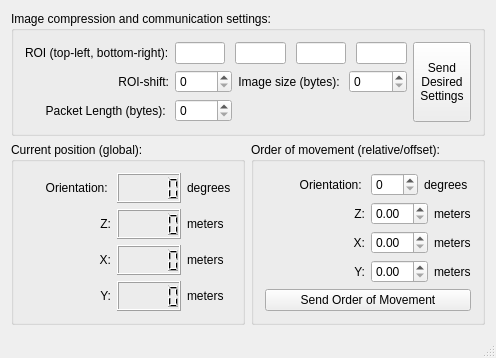
Before: the Qt Designer form whrovmainwindow.ui in dcentelles/ros_whrov_hmi, drawn with Qt 5.
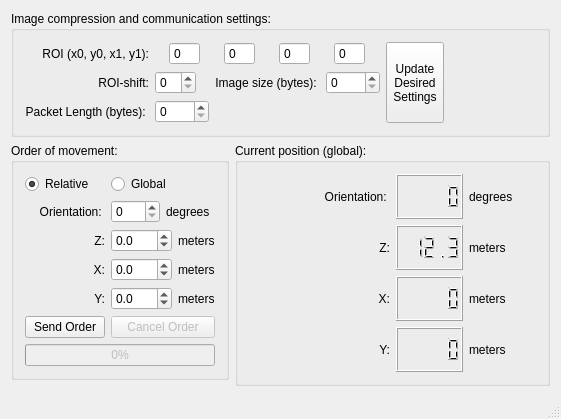
After: the same form once the commit is applied.

The edit to the form file:
```diff
--- a/whrovmainwindow.ui
+++ b/whrovmainwindow.ui
@@ -6,21 +6,441 @@
    <rect>
     <x>0</x>
     <y>0</y>
-    <width>496</width>
-    <height>356</height>
+    <width>561</width>
+    <height>419</height>
    </rect>
   </property>
   <property name="windowTitle">
    <string>WhrovMainWindow</string>
   </property>
   <widget class="QWidget" name="centralWidget">
-   <layout class="QGridLayout" name="gridLayout" rowstretch="1,0,0">
-    <item row="2" column="1">
+   <layout class="QGridLayout" name="gridLayout" rowstretch="1,0">
+    <item row="0" column="1" colspan="3">
+     <widget class="QGroupBox" name="groupBox_3">
+      <property name="sizePolicy">
+       <sizepolicy hsizetype="Minimum" vsizetype="Fixed">
+        <horstretch>0</horstretch>
+        <verstretch>0</verstretch>
+       </sizepolicy>
+      </property>
+      <property name="title">
+       <string>Image compression and communication settings:</string>
+      </property>
+      <layout class="QGridLayout" name="gridLayout_3" rowstretch="0,0,0,0,0">
+       <item row="3" column="0">
+        <widget class="QLabel" name="label_4">
+         <property name="text">
+          <string>ROI-shift:</string>
+         </property>
+         <property name="alignment">
+          <set>Qt::AlignRight|Qt::AlignTrailing|Qt::AlignVCenter</set>
+         </property>
+        </widget>
+       </item>
+       <item row="3" column="1">
+        <widget class="QSpinBox" name="roi_shift_spinBox">
+         <property name="sizePolicy">
+          <sizepolicy hsizetype="Fixed" vsizetype="Fixed">
+           <horstretch>0</horstretch>
+           <verstretch>0</verstretch>
+          </sizepolicy>
+         </property>
+         <property name="maximum">
+          <number>10</number>
+         </property>
+        </widget>
+       </item>
+       <item row="4" column="1">
+        <widget class="QSpinBox" name="packetLength_spinBox">
+         <property name="sizePolicy">
+          <sizepolicy hsizetype="Fixed" vsizetype="Fixed">
+           <horstretch>0</horstretch>
+           <verstretch>0</verstretch>
+          </sizepolicy>
+         </property>
+         <property name="maximum">
+          <number>5000</number>
+         </property>
+         <property name="singleStep">
+          <number>10</number>
+         </property>
+        </widget>
+       </item>
+       <item row="2" column="4" rowspan="3">
+        <widget class="QToolButton" name="updateSettings_toolButton">
+         <property name="sizePolicy">
+          <sizepolicy hsizetype="Fixed" vsizetype="Expanding">
+           <horstretch>0</horstretch>
+           <verstretch>0</verstretch>
+          </sizepolicy>
+         </property>
+         <property name="text">
+          <string>Update
+Desired
+Settings</string>
+         </property>
+        </widget>
+       </item>
+       <item row="3" column="3">
+        <widget class="QSpinBox" name="imageSize_spinBox">
+         <property name="sizePolicy">
+          <sizepolicy hsizetype="Fixed" vsizetype="Fixed">
+           <horstretch>0</horstretch>
+           <verstretch>0</verstretch>
+          </sizepolicy>
+         </property>
+         <property name="maximum">
+          <number>4000</number>
+         </property>
+        </widget>
+       </item>
+       <item row="2" column="0">
+        <widget class="QLabel" name="label">
+         <property name="text">
+          <string>ROI (x0, y0, x1, y1):</string>
+         </property>
+         <property name="alignment">
+          <set>Qt::AlignRight|Qt::AlignTrailing|Qt::AlignVCenter</set>
+         </property>
+        </widget>
+       </item>
+       <item row="3" column="2">
+        <widget class="QLabel" name="label_7">
+         <property name="text">
+          <string>Image size (bytes): </string>
+         </property>
+         <property name="alignment">
+          <set>Qt::AlignRight|Qt::AlignTrailing|Qt::AlignVCenter</set>
+         </property>
+        </widget>
+       </item>
+       <item row="2" column="1" colspan="3">
+        <layout class="QHBoxLayout" name="horizontalLayout_4">
+         <property name="spacing">
+          <number>10</number>
+         </property>
+         <property name="sizeConstraint">
+          <enum>QLayout::SetFixedSize</enum>
+         </property>
+         <property name="leftMargin">
+          <number>0</number>
+         </property>
+         <item>
+          <widget class="QSpinBox" name="roi_x0_SpinBox">
+           <property name="sizePolicy">
+            <sizepolicy hsizetype="Fixed" vsizetype="Fixed">
+             <horstretch>0</horstretch>
+             <verstretch>0</verstretch>
+            </sizepolicy>
+           </property>
+           <property name="frame">
+            <bool>true</bool>
+           </property>
+           <property name="buttonSymbols">
+            <enum>QAbstractSpinBox::NoButtons</enum>
+           </property>
+           <property name="maximum">
+            <number>351</number>
+           </property>
+          </widget>
+         </item>
+         <item>
+          <widget class="QSpinBox" name="roi_y0_SpinBox">
+           <property name="sizePolicy">
+            <sizepolicy hsizetype="Fixed" vsizetype="Fixed">
+             <horstretch>0</horstretch>
+             <verstretch>0</verstretch>
+            </sizepolicy>
+           </property>
+           <property name="buttonSymbols">
+            <enum>QAbstractSpinBox::NoButtons</enum>
+           </property>
+           <property name="maximum">
+            <number>287</number>
+           </property>
+          </widget>
+         </item>
+         <item>
+          <widget class="QSpinBox" name="roi_x1_SpinBox">
+           <property name="sizePolicy">
+            <sizepolicy hsizetype="Fixed" vsizetype="Fixed">
+             <horstretch>0</horstretch>
+             <verstretch>0</verstretch>
+            </sizepolicy>
+           </property>
+           <property name="buttonSymbols">
+            <enum>QAbstractSpinBox::NoButtons</enum>
+           </property>
+           <property name="maximum">
+            <number>351</number>
+           </property>
+          </widget>
+         </item>
+         <item>
+          <widget class="QSpinBox" name="roi_y1_SpinBox">
+           <property name="sizePolicy">
+            <sizepolicy hsizetype="Fixed" vsizetype="Fixed">
+             <horstretch>0</horstretch>
+             <verstretch>0</verstretch>
+            </sizepolicy>
+           </property>
+           <property name="buttonSymbols">
+            <enum>QAbstractSpinBox::NoButtons</enum>
+           </property>
+           <property name="maximum">
+            <number>287</number>
+           </property>
+          </widget>
+         </item>
+        </layout>
+       </item>
+       <item row="4" column="0">
+        <widget class="QLabel" name="label_5">
+         <property name="text">
+          <string>Packet Length (bytes): </string>
+         </property>
+         <property name="alignment">
+          <set>Qt::AlignRight|Qt::AlignTrailing|Qt::AlignVCenter</set>
+         </property>
+        </widget>
+       </item>
+       <item row="2" column="5" rowspan="3">
+        <spacer name="horizontalSpacer">
+         <property name="orientation">
+          <enum>Qt::Horizontal</enum>
+         </property>
+         <property name="sizeHint" stdset="0">
+          <size>
+           <width>40</width>
+           <height>20</height>
+          </size>
+         </property>
+        </spacer>
+       </item>
+      </layout>
+     </widget>
+    </item>
+    <item row="1" column="1">
+     <layout class="QVBoxLayout" name="verticalLayout_2">
+      <property name="sizeConstraint">
+       <enum>QLayout::SetMinimumSize</enum>
+      </property>
+      <item>
+       <widget class="QGroupBox" name="groupBox">
+        <property name="sizePolicy">
+         <sizepolicy hsizetype="Fixed" vsizetype="Fixed">
+          <horstretch>0</horstretch>
+          <verstretch>0</verstretch>
+         </sizepolicy>
+        </property>
+        <property name="title">
+         <string>Order of movement:</string>
+        </property>
+        <layout class="QGridLayout" name="gridLayout_2" rowstretch="0,0,0,0,0,0,0,0" columnstretch="0,0,0">
+         <property name="sizeConstraint">
+          <enum>QLayout::SetMinimumSize</enum>
+         </property>
+         <item row="0" column="2">
+          <widget class="QRadioButton" name="globalOrder_radioButton">
+           <property name="enabled">
+            <bool>true</bool>
+           </property>
+           <property name="text">
+            <string>Global</string>
+           </property>
+          </widget>
+         </item>
+         <item row="2" column="1">
+          <widget class="QLabel" name="label_11">
+           <property name="text">
+            <string>Z:</string>
+           </property>
+           <property name="alignment">
+            <set>Qt::AlignRight|Qt::AlignTrailing|Qt::AlignVCenter</set>
+           </property>
+          </widget>
+         </item>
+         <item row="6" column="1">
+          <widget class="QPushButton" name="sendOrder_pushButton">
+           <property name="text">
+            <string>Send Order</string>
+           </property>
+          </widget>
+         </item>
+         <item row="4" column="2">
+          <layout class="QHBoxLayout" name="horizontalLayout_3">
+           <item>
+            <widget class="QDoubleSpinBox" name="y_doubleSpinBox">
+             <property name="decimals">
+              <number>1</number>
+             </property>
+             <property name="minimum">
+              <double>-100.000000000000000</double>
+             </property>
+            </widget>
+           </item>
+           <item>
+            <widget class="QLabel" name="label_6">
+             <property name="text">
+              <string>meters</string>
+             </property>
+            </widget>
+           </item>
+          </layout>
+         </item>
+         <item row="3" column="2">
+          <layout class="QHBoxLayout" name="horizontalLayout">
+           <item>
+            <widget class="QDoubleSpinBox" name="x_doubleSpinBox">
+             <property name="decimals">
+              <number>1</number>
+             </property>
+             <property name="minimum">
+              <double>-100.000000000000000</double>
+             </property>
+             <property name="maximum">
+              <double>99.000000000000000</double>
+             </property>
+             <property name="value">
+              <double>0.000000000000000</double>
+             </property>
+            </widget>
+           </item>
+           <item>
+            <widget class="QLabel" name="label_2">
+             <property name="text">
+              <string>meters</string>
+             </property>
+            </widget>
+           </item>
+          </layout>
+         </item>
+         <item row="3" column="1">
+          <widget class="QLabel" name="label_12">
+           <property name="text">
+            <string>X:</string>
+           </property>
+           <property name="alignment">
+            <set>Qt::AlignRight|Qt::AlignTrailing|Qt::AlignVCenter</set>
+           </property>
+          </widget>
+         </item>
+         <item row="2" column="2">
+          <layout class="QHBoxLayout" name="horizontalLayout_6">
+           <item>
+            <widget class="QDoubleSpinBox" name="z_doubleSpinBox">
+             <property name="decimals">
+              <number>1</number>
+             </property>
+             <property name="minimum">
+              <double>-100.000000000000000</double>
+             </property>
+            </widget>
+           </item>
+           <item>
+            <widget class="QLabel" name="label_10">
+             <property name="text">
+              <string>meters</string>
+             </property>
+            </widget>
+           </item>
+          </layout>
+         </item>
+         <item row="6" column="2">
+          <widget class="QPushButton" name="cancelOrder_pushButton">
+           <property name="enabled">
+            <bool>false</bool>
+           </property>
+           <property name="text">
+            <string>Cancel Order</string>
+           </property>
+          </widget>
+         </item>
+         <item row="0" column="1">
+          <widget class="QRadioButton" name="relativeOrder_radioButton">
+           <property name="text">
+            <string>Relative</string>
+           </property>
+           <property name="checked">
+            <bool>true</bool>
+           </property>
+          </widget>
+         </item>
+         <item row="7" column="1" colspan="2">
+          <widget class="QProgressBar" name="order_progressBar">
+           <property name="enabled">
+            <bool>false</bool>
+           </property>
+           <property name="value">
+            <number>0</number>
+           </property>
+          </widget>
+         </item>
+         <item row="1" column="1">
+          <widget class="QLabel" name="label_8">
+           <property name="text">
+            <string>Orientation: </string>
+           </property>
+           <property name="alignment">
+            <set>Qt::AlignRight|Qt::AlignTrailing|Qt::AlignVCenter</set>
+           </property>
+          </widget>
+         </item>
+         <item row="1" column="2">
+          <layout class="QHBoxLayout" name="horizontalLayout_5">
+           <item>
+            <widget class="QSpinBox" name="orientation_spinBox">
+             <property name="maximum">
+              <number>360</number>
+             </property>
+            </widget>
+           </item>
+           <item>
+            <widget class="QLabel" name="label_9">
+             <property name="text">
+              <string>degrees</string>
+             </property>
+            </widget>
+           </item>
+          </layout>
+         </item>
+         <item row="4" column="1">
+          <widget class="QLabel" name="label_13">
+           <property name="text">
+            <string>Y:</string>
+           </property>
+           <property name="alignment">
+            <set>Qt::AlignRight|Qt::AlignTrailing|Qt::AlignVCenter</set>
+           </property>
+          </widget>
+         </item>
+        </layout>
+       </widget>
+      </item>
+      <item>
+       <spacer name="verticalSpacer">
+        <property name="orientation">
+         <enum>Qt::Vertical</enum>
+        </property>
+        <property name="sizeHint" stdset="0">
+         <size>
+          <width>20</width>
+          <height>40</height>
+         </size>
+        </property>
+       </spacer>
+      </item>
+     </layout>
+    </item>
+    <item row="1" column="2" colspan="2">
      <widget class="QGroupBox" name="groupBox_5">
       <property name="title">
        <string>Current position (global):</string>
       </property>
       <layout class="QGridLayout" name="gridLayout_5">
+       <property name="sizeConstraint">
+        <enum>QLayout::SetMaximumSize</enum>
+       </property>
        <item row="2" column="0">
         <widget class="QLabel" name="label_19">
          <property name="text">
@@ -106,7 +526,11 @@
        <item row="1" column="1">
         <layout class="QHBoxLayout" name="horizontalLayout_2">
          <item>
-          <widget class="QLCDNumber" name="lcdNumber_2"/>
+          <widget class="QLCDNumber" name="z_lcdNumber">
+           <property name="value" stdset="0">
+            <double>12.300000000000001</double>
+           </property>
+          </widget>
          </item>
          <item>
           <widget class="QLabel" name="label_3">
@@ -124,213 +548,6 @@
       <zorder>label_21</zorder>
      </widget>
     </item>
-    <item row="2" column="2">
-     <widget class="QGroupBox" name="groupBox">
-      <property name="title">
-       <string>Order of movement (relative/offset):</string>
-      </property>
-      <layout class="QGridLayout" name="gridLayout_2" rowstretch="0,0,0,0,0" columnstretch="0,0,0">
-       <item row="3" column="2">
-        <layout class="QHBoxLayout" name="horizontalLayout_3">
-         <item>
-          <widget class="QDoubleSpinBox" name="doubleSpinBox_3"/>
-         </item>
-         <item>
-          <widget class="QLabel" name="label_6">
-           <property name="text">
-            <string>meters</string>
-           </property>
-          </widget>
-         </item>
-        </layout>
-       </item>
-       <item row="4" column="1" colspan="2">
-        <widget class="QPushButton" name="pushButton">
-         <property name="text">
-          <string>Send Order of Movement</string>
-         </property>
-        </widget>
-       </item>
-       <item row="1" column="2">
-        <layout class="QHBoxLayout" name="horizontalLayout_6">
-         <item>
-          <widget class="QDoubleSpinBox" name="doubleSpinBox_2"/>
-         </item>
-         <item>
-          <widget class="QLabel" name="label_10">
-           <property name="text">
-            <string>meters</string>
-           </property>
-          </widget>
-         </item>
-        </layout>
-       </item>
-       <item row="2" column="2">
-        <layout class="QHBoxLayout" name="horizontalLayout">
-         <item>
-          <widget class="QDoubleSpinBox" name="doubleSpinBox"/>
-         </item>
-         <item>
-          <widget class="QLabel" name="label_2">
-           <property name="text">
-            <string>meters</string>
-           </property>
-          </widget>
-         </item>
-        </layout>
-       </item>
-       <item row="3" column="1">
-        <widget class="QLabel" name="label_13">
-         <property name="text">
-          <string>Y:</string>
-         </property>
-         <property name="alignment">
-          <set>Qt::AlignRight|Qt::AlignTrailing|Qt::AlignVCenter</set>
-         </property>
-        </widget>
-       </item>
-       <item row="0" column="1">
-        <widget class="QLabel" name="label_8">
-         <property name="text">
-          <string>Orientation: </string>
-         </property>
-         <property name="alignment">
-          <set>Qt::AlignRight|Qt::AlignTrailing|Qt::AlignVCenter</set>
-         </property>
-        </widget>
-       </item>
-       <item row="0" column="2">
-        <layout class="QHBoxLayout" name="horizontalLayout_5">
-         <item>
-          <widget class="QSpinBox" name="spinBox"/>
-         </item>
-         <item>
-          <widget class="QLabel" name="label_9">
-           <property name="text">
-            <string>degrees</string>
-           </property>
-          </widget>
-         </item>
-        </layout>
-       </item>
-       <item row="1" column="1">
-        <widget class="QLabel" name="label_11">
-         <property name="text">
-          <string>Z:</string>
-         </property>
-         <property name="alignment">
-          <set>Qt::AlignRight|Qt::AlignTrailing|Qt::AlignVCenter</set>
-         </property>
-        </widget>
-       </item>
-       <item row="2" column="1">
-        <widget class="QLabel" name="label_12">
-         <property name="text">
-          <string>X:</string>
-         </property>
-         <property name="alignment">
-          <set>Qt::AlignRight|Qt::AlignTrailing|Qt::AlignVCenter</set>
-         </property>
-        </widget>
-       </item>
-      </layout>
-     </widget>
-    </item>
-    <item row="0" column="1" colspan="2">
-     <widget class="QGroupBox" name="groupBox_3">
-      <property name="title">
-       <string>Image compression and communication settings:</string>
-      </property>
-      <layout class="QGridLayout" name="gridLayout_3" rowstretch="0,0,0,0,0">
-       <item row="3" column="1">
-        <widget class="QSpinBox" name="spinBox_5"/>
-       </item>
-       <item row="4" column="0">
-        <widget class="QLabel" name="label_5">
-         <property name="text">
-          <string>Packet Length (bytes): </string>
-         </property>
-         <property name="alignment">
-          <set>Qt::AlignRight|Qt::AlignTrailing|Qt::AlignVCenter</set>
-         </property>
-        </widget>
-       </item>
-       <item row="3" column="0">
-        <widget class="QLabel" name="label_4">
-         <property name="text">
-          <string>ROI-shift:</string>
-         </property>
-         <property name="alignment">
-          <set>Qt::AlignRight|Qt::AlignTrailing|Qt::AlignVCenter</set>
-         </property>
-        </widget>
-       </item>
-       <item row="4" column="1">
-        <widget class="QSpinBox" name="spinBox_3"/>
-       </item>
-       <item row="2" column="1" colspan="3">
-        <layout class="QHBoxLayout" name="horizontalLayout_4">
-         <property name="spacing">
-          <number>10</number>
-         </property>
-         <property name="sizeConstraint">
-          <enum>QLayout::SetFixedSize</enum>
-         </property>
-         <property name="leftMargin">
-          <number>0</number>
-         </property>
-         <item>
-          <widget class="QLineEdit" name="lineEdit"/>
-         </item>
-         <item>
-          <widget class="QLineEdit" name="lineEdit_4"/>
-         </item>
-         <item>
-          <widget class="QLineEdit" name="lineEdit_2"/>
-         </item>
-         <item>
-          <widget class="QLineEdit" name="lineEdit_3"/>
-         </item>
-        </layout>
-       </item>
-       <item row="3" column="3">
-        <widget class="QSpinBox" name="spinBox_6"/>
-       </item>
-       <item row="3" column="2">
-        <widget class="QLabel" name="label_7">
-         <property name="text">
-          <string>Image size (bytes): </string>
-         </property>
-         <property name="alignment">
-          <set>Qt::AlignRight|Qt::AlignTrailing|Qt::AlignVCenter</set>
-         </property>
-        </widget>
-       </item>
-       <item row="2" column="0">
-        <widget class="QLabel" name="label">
-         <property name="text">
-          <string>ROI (top-left, bottom-right):</string>
-         </property>
-        </widget>
-       </item>
-       <item row="2" column="4" rowspan="3">
-        <widget class="QToolButton" name="toolButton">
-         <property name="sizePolicy">
-          <sizepolicy hsizetype="Expanding" vsizetype="Expanding">
-           <horstretch>0</horstretch>
-           <verstretch>0</verstretch>
-          </sizepolicy>
-         </property>
-         <property name="text">
-          <string>Send
-Desired
-Settings</string>
-         </property>
-        </widget>
-       </item>
-      </layout>
-     </widget>
-    </item>
    </layout>
   </widget>
   <widget class="QStatusBar" name="statusBar"/>
```
Left out of the diff: 8 changed lines with no effect on the pictures.
